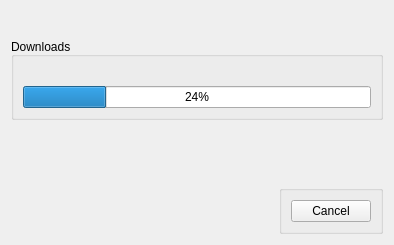
This is src/components/addons/onlineUpdater/ui/Download_Manager.ui in KelSolaar/sIBL_GUI as Qt 5 draws it before an edit. The edited form follows.
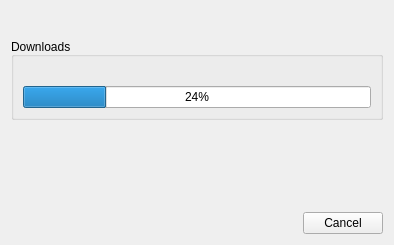
This is the edited form. Icons and pictures are not drawn.

Commit message: "DownloadManager" class code defined.

Diff of the .ui file:
```diff
--- a/src/components/addons/onlineUpdater/ui/Download_Manager.ui
+++ b/src/components/addons/onlineUpdater/ui/Download_Manager.ui
@@ -92,16 +92,10 @@
       </spacer>
      </item>
      <item>
-      <widget class="QGroupBox" name="Buttons_groupBox">
-       <layout class="QGridLayout" name="Buttons_gridLayout">
-        <item row="0" column="0">
          <widget class="QPushButton" name="Cancel_pushButton">
           <property name="text">
            <string>Cancel</string>
           </property>
-         </widget>
-        </item>
-       </layout>
       </widget>
      </item>
     </layout>
```
Left out of the diff: 9 changed lines with no effect on the pictures. Lines whose indentation alone changed are shown as unchanged. The commit also changes 1 other file.
